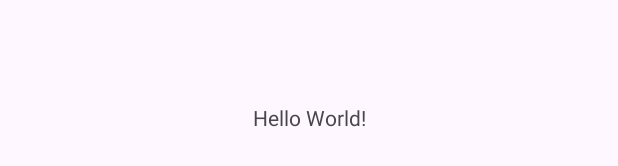
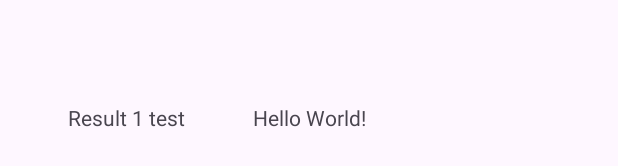
Before and after one commit to M4NTR3O/RedGreenRefactor, an Android app: the layout activity_main.xml on its own in the app's theme, with its tools: preview values and no code run, on a phone screen of 412 x 824 dp. Shown: the part 501-667 px from the top of the screen. Run offline under Robolectric (Android 15) with nearby library versions, the phone set to English and light mode, and no system bars.

Commit message:
First test No succes

```diff
--- a/app/src/main/res/layout/activity_main.xml
+++ b/app/src/main/res/layout/activity_main.xml
@@ -8,6 +8,7 @@
     tools:context=".MainActivity">
 
     <TextView
+        android:id="@+id/returnResult1Test"
         android:layout_width="wrap_content"
         android:layout_height="wrap_content"
         android:text="Hello World!"
@@ -16,4 +17,14 @@
         app:layout_constraintStart_toStartOf="parent"
         app:layout_constraintTop_toTopOf="parent" />
 
+    <TextView
+        android:id="@+id/labelResult1"
+        android:layout_width="wrap_content"
+        android:layout_height="wrap_content"
+        android:text="@string/result1"
+        app:layout_constraintBottom_toBottomOf="parent"
+        app:layout_constraintEnd_toStartOf="@+id/returnResult1Test"
+        app:layout_constraintStart_toStartOf="parent"
+        app:layout_constraintTop_toTopOf="parent" />
+
 </androidx.constraintlayout.widget.ConstraintLayout>
--- a/app/src/main/res/values/strings.xml
+++ b/app/src/main/res/values/strings.xml
@@ -1,3 +1,6 @@
 <resources>
     <string name="app_name">Red-Green-Refactor</string>
+    <string name="result1">Result 1 test</string>
+    <string name="result2">Result 2 test</string>
+    <string name="textForFunction">Input text:</string>
 </resources>
```
Also changed, not shown: app/src/main/java/com/bignerdranch/android/red_green_refactor/MainActivity.kt (+16 -0 lines).
